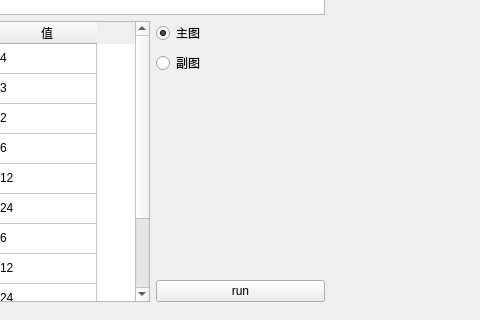
Qt form app/src/mainwindow.ui (zxffffffff/stock-charts-cpp) before a commit; both pictures show x 124 to 604 and y 285 to 605 of the 921 by 605 pixel window.
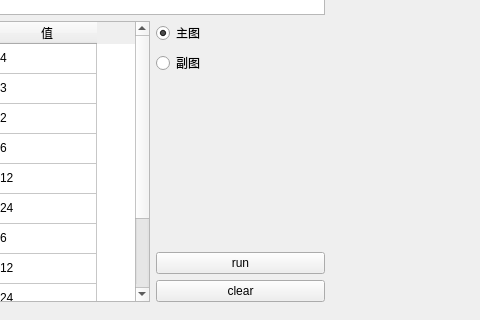
The same form after that commit.

```diff
--- a/app/src/mainwindow.ui
+++ b/app/src/mainwindow.ui
@@ -308,6 +308,13 @@
               </property>
              </widget>
             </item>
+            <item>
+             <widget class="QPushButton" name="btnClear">
+              <property name="text">
+               <string>clear</string>
+              </property>
+             </widget>
+            </item>
            </layout>
           </item>
          </layout>
```
Left out of the diff: 1 changed line with no effect on the pictures.
